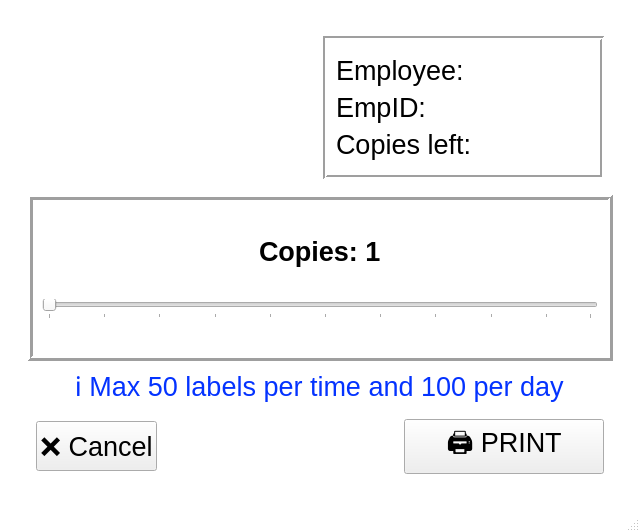
The window that terminal_app/ui/mainwin.ui (msmwebUA/qr_printing_terminals) describes before a commit, drawn with Qt 5.
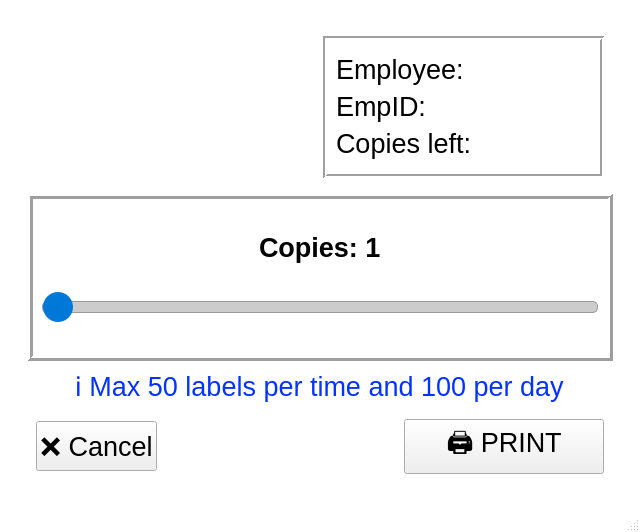
The same window after the commit. Icons and pictures are not drawn.

Commit message: Increase slider size

```diff
--- a/terminal_app/ui/mainwin.ui
+++ b/terminal_app/ui/mainwin.ui
@@ -392,6 +392,31 @@
               </item>
               <item>
                <widget class="QSlider" name="copiesSlider">
+                <property name="minimumSize">
+                 <size>
+                  <width>0</width>
+                  <height>30</height>
+                 </size>
+                </property>
+                <property name="styleSheet">
+                 <string notr="true">/* Збільшуємо сам бігунок */
+QSlider::handle:horizontal {
+    background: #0078d7; /* Колір бігунка */
+    width: 30px;         /* Ширина для зручного тапу */
+    height: 30px;        /* Висота */
+    margin: -10px 0;     /* Висуваємо його за межі тонкої лінії */
+    border-radius: 15px; /* Робимо його круглим */
+}
+
+/* Робимо лінію (канавку) товстішою */
+QSlider::groove:horizontal {
+    border: 1px solid #999999;
+    height: 10px;        /* Товщина лінії */
+    background: #cccccc;
+    margin: 2px 0;
+    border-radius: 5px;
+}</string>
+                </property>
                 <property name="minimum">
                  <number>1</number>
                 </property>
```
The commit also changes 1 other file.
